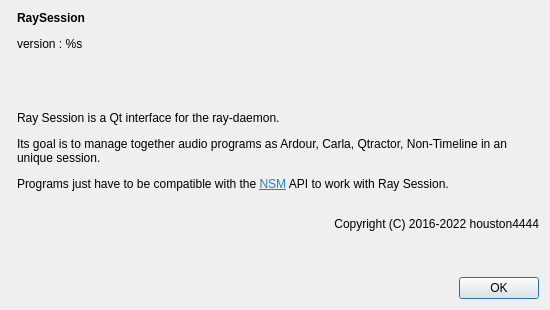
Houston4444/RaySession, file resources/ui/about_raysession.ui: the form before one commit.
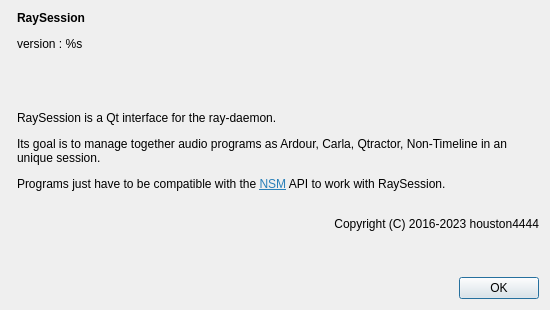
The form after the commit. Icons and pictures are not drawn.

Commit message: update year in about dialog

Diff of the .ui file:
```diff
--- a/resources/ui/about_raysession.ui
+++ b/resources/ui/about_raysession.ui
@@ -47,7 +47,7 @@
        <item>
         <widget class="QLabel" name="labelAllText">
          <property name="text">
-          <string>&lt;html&gt;&lt;head/&gt;&lt;body&gt;&lt;p&gt;Ray Session is a Qt interface for the ray-daemon.&lt;/p&gt;&lt;p&gt;Its goal is to manage together audio programs as Ardour, Carla, Qtractor, Non-Timeline in an unique session.&lt;/p&gt;&lt;p&gt;Programs just have to be compatible with the &lt;a href=&quot;http://non.tuxfamily.org/wiki/Non%20Session%20Manager&quot;&gt;&lt;span style=&quot; text-decoration: underline; color:#2980b9;&quot;&gt;NSM&lt;/span&gt;&lt;/a&gt; API to work with Ray Session.&lt;br/&gt;&lt;/p&gt;&lt;p align=&quot;right&quot;&gt;Copyright (C) 2016-2022 houston4444&lt;/p&gt;&lt;p&gt;&lt;br/&gt;&lt;/p&gt;&lt;/body&gt;&lt;/html&gt;</string>
+          <string>&lt;html&gt;&lt;head/&gt;&lt;body&gt;&lt;p&gt;RaySession is a Qt interface for the ray-daemon.&lt;/p&gt;&lt;p&gt;Its goal is to manage together audio programs as Ardour, Carla, Qtractor, Non-Timeline in an unique session.&lt;/p&gt;&lt;p&gt;Programs just have to be compatible with the &lt;a href=&quot;http://non.tuxfamily.org/wiki/Non%20Session%20Manager&quot;&gt;&lt;span style=&quot; text-decoration: underline; color:#2980b9;&quot;&gt;NSM&lt;/span&gt;&lt;/a&gt; API to work with RaySession.&lt;br/&gt;&lt;/p&gt;&lt;p align=&quot;right&quot;&gt;Copyright (C) 2016-2023 houston4444&lt;/p&gt;&lt;p&gt;&lt;br/&gt;&lt;/p&gt;&lt;/body&gt;&lt;/html&gt;</string>
          </property>
          <property name="wordWrap">
           <bool>true</bool>
```
The commit also changes 3 other files.
